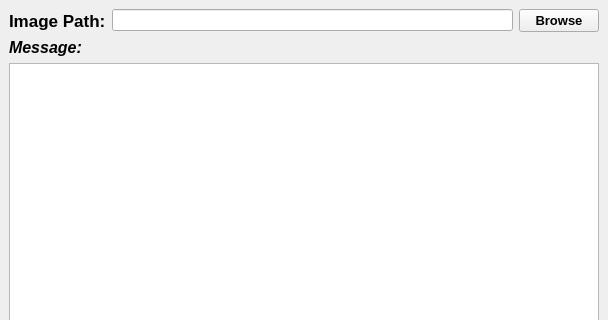
Before: the Qt Designer form mainwindow.ui in Ahmed-Estanboly/StegShield_LSB_Steganography, drawn with Qt 5; both pictures show x 0 to 608 and y 0 to 320 of the 608 by 669 pixel window.
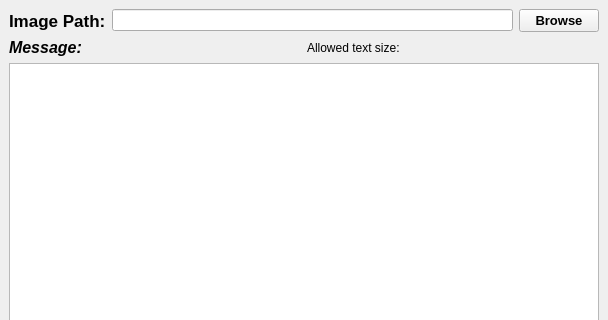
After: the same form once the commit is applied.

Commit message: added a text size label and fixed some filepath issues

Patch:
```diff
--- a/mainwindow.ui
+++ b/mainwindow.ui
@@ -55,6 +55,8 @@
      </layout>
     </item>
     <item row="1" column="0">
+     <layout class="QHBoxLayout" name="horizontalLayout_2">
+      <item>
      <widget class="QLabel" name="label_2">
       <property name="font">
        <font>
@@ -67,6 +69,15 @@
        <string>Message:</string>
       </property>
      </widget>
+      </item>
+      <item>
+       <widget class="QLabel" name="textSizeLabel">
+        <property name="text">
+         <string>Allowed text size: </string>
+        </property>
+       </widget>
+      </item>
+     </layout>
     </item>
     <item row="2" column="0">
      <widget class="QTextEdit" name="textEdit"/>
```
Lines whose indentation alone changed are shown as unchanged. The commit also changes 125 other files.
